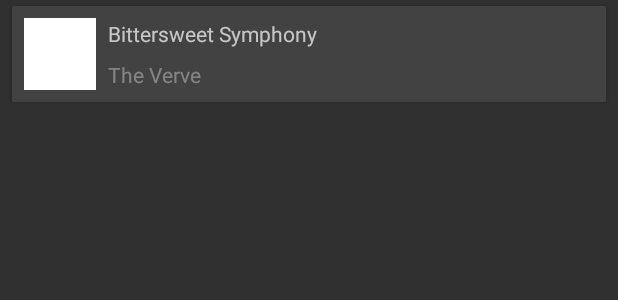
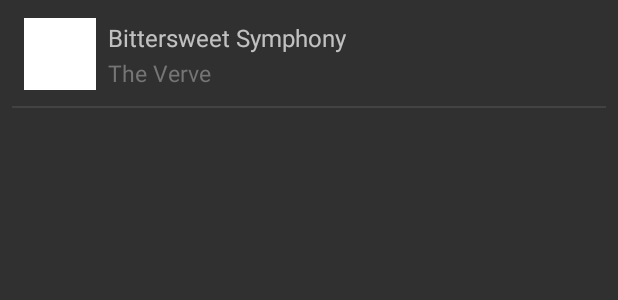
Before and after one commit to conqs/metronome, an Android app: the layout item_song.xml on its own in the app's theme, with its tools: preview values and no code run, on a phone screen of 412 x 824 dp. Shown: the top 300 px of the screen. Run offline under Robolectric (Android 15) with nearby library versions, the phone set to English and light mode, and no system bars.

Commit message:
Refactor song list fragment

```diff
--- a/app/src/main/AndroidManifest.xml
+++ b/app/src/main/AndroidManifest.xml
@@ -11,7 +11,7 @@
         android:label="@string/app_name"
         android:supportsRtl="true"
         android:theme="@style/Metronome">
-        <activity android:name=".activities.LibraryActivity">
+        <activity android:name=".ui.activities.LibraryActivity">
             <intent-filter>
                 <action android:name="android.intent.action.MAIN"/>
 
--- a/app/src/main/java/com/icarapovic/metronome/adapters/PagerAdapter.java
+++ b/app/src/main/java/com/icarapovic/metronome/ui/adapters/PagerAdapter.java
@@ -1,4 +1,4 @@
-package com.icarapovic.metronome.adapters;
+package com.icarapovic.metronome.ui.adapters;
 
 import android.support.v4.app.Fragment;
 import android.support.v4.app.FragmentManager;
--- a/app/src/main/java/com/icarapovic/metronome/adapters/SongAdapter.java
+++ b/app/src/main/java/com/icarapovic/metronome/ui/adapters/SongAdapter.java
@@ -1,4 +1,4 @@
-package com.icarapovic.metronome.adapters;
+package com.icarapovic.metronome.ui.adapters;
 
 import android.support.v7.widget.RecyclerView;
 import android.view.LayoutInflater;
--- /dev/null
+++ b/app/src/main/java/com/icarapovic/metronome/utils/Themes.java
@@ -0,0 +1,5 @@
+package com.icarapovic.metronome.utils;
+
+public class Themes {
+
+}
--- a/app/src/main/res/layout/item_song.xml
+++ b/app/src/main/res/layout/item_song.xml
@@ -1,20 +1,11 @@
 <?xml version="1.0" encoding="utf-8"?>
-<android.support.v7.widget.CardView
+<RelativeLayout
     xmlns:android="http://schemas.android.com/apk/res/android"
-    xmlns:app="http://schemas.android.com/apk/res-auto"
     xmlns:tools="http://schemas.android.com/tools"
     android:layout_width="match_parent"
     android:layout_height="@dimen/item_height"
-    android:layout_marginTop="@dimen/spacing_xsmall"
-    android:layout_marginBottom="@dimen/spacing_xsmall"
-    android:layout_marginStart="@dimen/spacing_small"
     android:layout_marginEnd="@dimen/spacing_small"
-    android:orientation="vertical"
-    app:cardCornerRadius="1dp">
-
-    <RelativeLayout
-        android:layout_width="match_parent"
-        android:layout_height="match_parent">
+    android:layout_marginStart="@dimen/spacing_small">
 
     <ImageView
         android:id="@+id/album_art"
@@ -39,20 +30,28 @@
             android:ellipsize="end"
             android:gravity="bottom"
             android:lines="1"
+            android:textSize="@dimen/text_size_normal"
             tools:text="Bittersweet Symphony"/>
 
         <TextView
             android:id="@+id/song_artist"
             android:layout_width="wrap_content"
             android:layout_height="0dp"
-                android:layout_marginTop="@dimen/spacing_small"
-                android:layout_weight="1"
-                android:alpha="0.5"
+            android:layout_weight="1.00"
             android:ellipsize="end"
             android:gravity="top"
             android:lines="1"
+            android:paddingTop="2dp"
+            android:textColor="@color/md_grey_600"
+            android:textSize="@dimen/text_size_small"
             tools:text="The Verve"/>
 
     </LinearLayout>
+
+    <View
+        android:layout_width="match_parent"
+        android:layout_height="@dimen/divider_height"
+        android:layout_alignParentBottom="true"
+        android:layout_marginTop="@dimen/spacing_xsmall"
+        android:background="@color/md_grey_800"/>
 </RelativeLayout>
-</android.support.v7.widget.CardView>
--- a/app/src/main/res/values/dimens.xml
+++ b/app/src/main/res/values/dimens.xml
@@ -6,8 +6,10 @@
     <dimen name="spacing_small">8dp</dimen>
     <dimen name="spacing_medium">16dp</dimen>
     <dimen name="spacing_large">32dp</dimen>
-    <dimen name="item_height">64dp</dimen>
-    <dimen name="toolbar_height">56dp</dimen>
-
+    <dimen name="item_height">72dp</dimen>
+    <dimen name="toolbar_height">64dp</dimen>
+    <dimen name="divider_height">1dp</dimen>
+    <dimen name="text_size_normal">16sp</dimen>
+    <dimen name="text_size_small">15sp</dimen>
 
 </resources>
```
Also changed, not shown: app/src/main/java/com/icarapovic/metronome/ui/activities/LibraryActivity.java (renamed from app/src/main/java/com/icarapovic/metronome/activities/LibraryActivity.java, +6 -9 lines), app/src/main/java/com/icarapovic/metronome/ui/fragments/SongFragment.java (added, +51 -0 lines), app/src/main/res/layout/activity_library.xml (+15 -2 lines), app/src/main/res/layout/fragment_songs.xml (added, +13 -0 lines), app/src/main/res/layout/included_app_bar.xml (added, +31 -0 lines), app/src/main/res/layout/layout_included_app_bar.xml (deleted, +0 -49 lines). Lines whose indentation alone changed are shown as unchanged.
